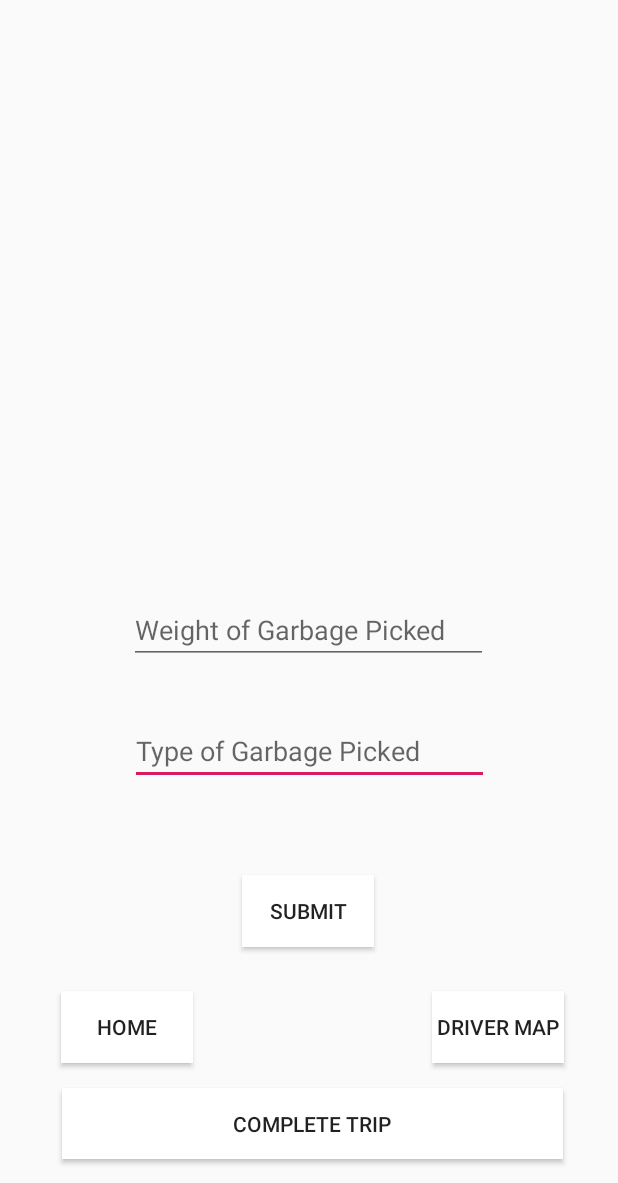
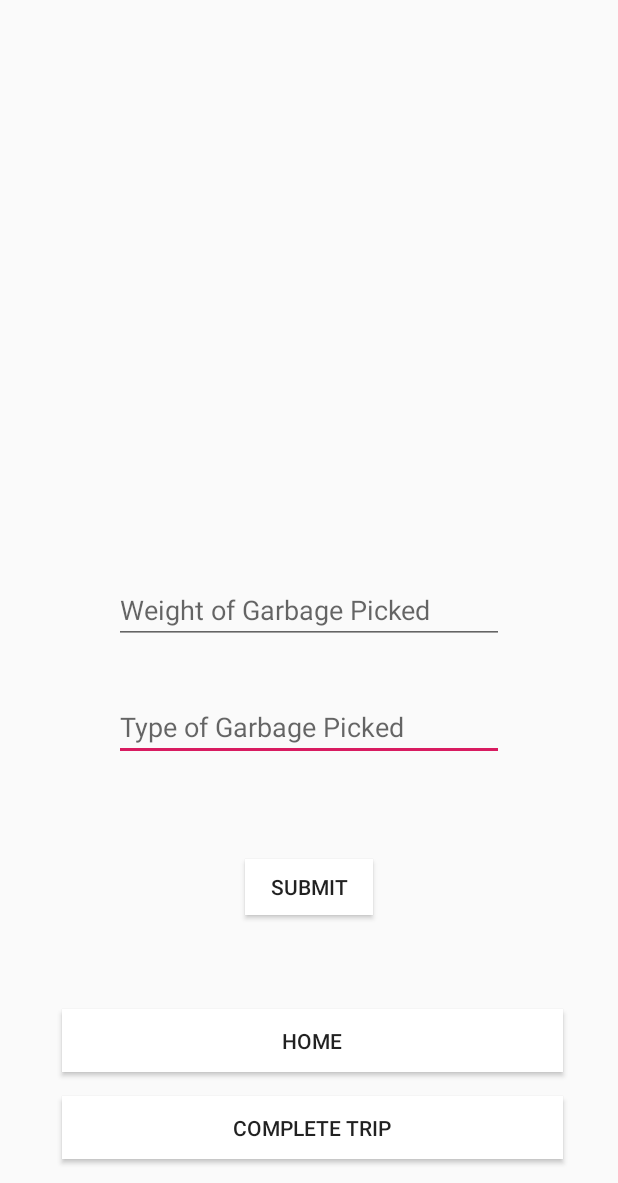
Before and after one commit to Arpit-Jindal/WasteManagement, an Android app: the Activity2 screen opened directly, with no data from a screen before it, on a phone screen of 412 x 824 dp, the part 53-1236 px from its top. Run offline under Robolectric (Android 15) with nearby library versions, the phone set to English and light mode, and no system bars; our stand-ins replace Firebase (no records; nobody signed in at launch, a user with empty details on screens opened directly).

Commit message:
Eighth Commit

```diff
--- a/app/src/main/java/com/example/arpit/project/Activity2.java
+++ b/app/src/main/java/com/example/arpit/project/Activity2.java
@@ -41,14 +41,13 @@ import com.google.firebase.database.FirebaseDatabase;
 import com.google.firebase.messaging.FirebaseMessaging;
 
 import java.text.SimpleDateFormat;
-import java.time.LocalDate;
 import java.util.Date;
 import java.util.Dictionary;
 import java.util.Hashtable;
 
 public class Activity2 extends FragmentActivity implements OnMapReadyCallback {
 
-    Button driver,home,send,complete;
+    Button home,send,complete;
     EditText weight,type;
     Data d;
     int i = 1;
@@ -64,17 +63,16 @@ public class Activity2 extends FragmentActivity implements OnMapReadyCallback {
         dict.put(new pair(28.7172435,77.1190887),2);
         dict.put(new pair(28.7182435,77.1195979),3);
         dict.put(new pair(28.7204488,77.1199755),4);
-        dict.put(new pair(28.725456,77.126711),5);
+        dict.put(new pair(28.725456,77.126711),  5);
         dict.put(new pair(28.7256676,77.1271328),6);
         dict.put(new pair(28.7291465,77.1305471),7);
-        dict.put(new pair(28.734726,77.137525),8);
+        dict.put(new pair(28.734726,77.137525),  8);
         dict.put(new pair(28.7298339,77.1400939),9);
         dict.put(new pair(28.7305858,77.1419342),10);
         super.onCreate(savedInstanceState);
         setContentView(R.layout.activity_2);
 
-        home = findViewById(R.id.Home);
-        driver = findViewById(R.id.Driver);
+        home = findViewById(R.id.home);
         weight = findViewById(R.id.etWeight);
         type = findViewById(R.id.etType);
         send = findViewById(R.id.submit);
@@ -91,16 +89,6 @@ public class Activity2 extends FragmentActivity implements OnMapReadyCallback {
                 Intent intent = new Intent(Activity2.this, HomeActivity.class);
                 intent.addFlags(Intent.FLAG_ACTIVITY_CLEAR_TOP | Intent.FLAG_ACTIVITY_NEW_TASK);
                 startActivity(intent);
-                finish();
-            }
-        });
-
-        driver.setOnClickListener(new View.OnClickListener() {
-            @Override
-            public void onClick(View v) {
-                Intent intent2 = new Intent(Activity2.this, MainActivity.class);
-                intent2.addFlags(Intent.FLAG_ACTIVITY_CLEAR_TOP | Intent.FLAG_ACTIVITY_NEW_TASK);
-                startActivity(intent2);
                 finish();
             }
         });
@@ -132,30 +120,52 @@ public class Activity2 extends FragmentActivity implements OnMapReadyCallback {
                 if(weightText.equals("") || typeText.equals("") ){
                     Toast.makeText(Activity2.this, "Kindly enter all the details!", Toast.LENGTH_SHORT).show();
                 }
-                else {
-                    fetchLastLocation();
-                    pair test = new pair(currentLocation.getAltitude(),currentLocation.getLongitude());
-                    int binno = 0;
-                    if(dict.get(test) != null){
-                        binno = (int) dict.get(test);
+//                else {
+//                    fetchLastLocation();
+//                    //pair test = new pair(currentLocation.getAltitude(),currentLocation.getLongitude());
+//                    pair test = new pair(28.7166278,77.1139979);
+//                    int binno = 0;
+//                    if(dict.get(test) != null){
+//                        binno = (int) dict.get(test);
+//                        SimpleDateFormat simpleDateFormat = new SimpleDateFormat("dd-MM-yyyy-hh-mm-ss");
+//                        String formatt = simpleDateFormat.format(new Date());
+//                        d.setTime(formatt);
+//                        d.setWeight(weightText);
+//                        d.setType(typeText);
+//                        String date = "";
+////                        for(int i=0;i<10;i++){
+////                            date += formatt[i]
+////                        }
+//                        databaseReference.child(formatt).child("Bin " + binno).setValue(d);i+=1;
+//                        Toast.makeText(Activity2.this, "Data has been saved!", Toast.LENGTH_SHORT).show();
+//                        weight.setText("");
+//                        type.setText("");
+//                    }else{
+//                        Toast.makeText(Activity2.this, "Kindly reach the pickup location!!", Toast.LENGTH_SHORT).show();
+//                    }
+//
+//                }
+                else{
+
                      SimpleDateFormat simpleDateFormat = new SimpleDateFormat("dd-MM-yyyy-hh-mm-ss");
                      String formatt = simpleDateFormat.format(new Date());
                      d.setTime(formatt);
                      d.setWeight(weightText);
                      d.setType(typeText);
-                        String date = "";
-//                        for(int i=0;i<10;i++){
-//                            date += formatt[i]
-//                        }
-                        databaseReference.child(formatt).child("Bin " + binno).setValue(d);i+=1;
+                     databaseReference.child("Bin " + i).setValue(d);i+=1;
                      Toast.makeText(Activity2.this, "Data has been saved!", Toast.LENGTH_SHORT).show();
                      weight.setText("");
                      type.setText("");
-                    }else{
-                        Toast.makeText(Activity2.this, "Kindly reach the pickup location!!", Toast.LENGTH_SHORT).show();
                 }
-
             }
+        });
+        complete.setOnClickListener(new View.OnClickListener() {
+            @Override
+            public void onClick(View v) {
+                Intent intent2 = new Intent(Activity2.this, MainActivity.class);
+                intent2.addFlags(Intent.FLAG_ACTIVITY_CLEAR_TOP | Intent.FLAG_ACTIVITY_NEW_TASK);
+                startActivity(intent2);
+                finish();
             }
         });
     }
@@ -171,7 +181,7 @@ public class Activity2 extends FragmentActivity implements OnMapReadyCallback {
             public void onSuccess(Location location) {
                 if(location!=null){
                     currentLocation = location;
-                    Toast.makeText(getApplicationContext(),"Bin Map",Toast.LENGTH_SHORT).show();
+                    //Toast.makeText(getApplicationContext(),"Bin Map",Toast.LENGTH_SHORT).show();
                     SupportMapFragment supportMapFragment =
                             (SupportMapFragment) getSupportFragmentManager().findFragmentById(R.id.google_map);
                     supportMapFragment.getMapAsync(Activity2.this);
@@ -288,8 +298,6 @@ public class Activity2 extends FragmentActivity implements OnMapReadyCallback {
         }
 
 
-
-
         LatLng dump = new LatLng(28.740848,77.1538945);
         MarkerOptions mo = new MarkerOptions().position(dump).title("Dumping Ground")
                 .icon(BitmapDescriptorFactory.defaultMarker(BitmapDescriptorFactory.HUE_ORANGE))
--- /dev/null
+++ b/app/src/main/java/com/example/arpit/project/util/stringstream.java
@@ -0,0 +1,4 @@
+package com.example.arpit.project.util;
+
+class stringstream {
+}
--- a/app/src/main/res/layout/activity_2.xml
+++ b/app/src/main/res/layout/activity_2.xml
@@ -8,20 +8,19 @@
 
     <Button
         android:id="@+id/submit"
-        android:layout_width="wrap_content"
-        android:layout_height="wrap_content"
+        android:layout_width="85dp"
+        android:layout_height="37dp"
         android:background="@color/cardview_light_background"
         android:text="SUBMIT"
         app:layout_constraintBottom_toBottomOf="parent"
         app:layout_constraintEnd_toEndOf="parent"
-        app:layout_constraintHorizontal_bias="0.498"
         app:layout_constraintStart_toStartOf="parent"
         app:layout_constraintTop_toTopOf="parent"
-        app:layout_constraintVertical_bias="0.797" />
+        app:layout_constraintVertical_bias="0.773" />
 
     <EditText
         android:id="@+id/etType"
-        android:layout_width="239dp"
+        android:layout_width="260dp"
         android:layout_height="43dp"
         android:ems="10"
         android:hint="Type of Garbage Picked"
@@ -30,7 +29,7 @@
         app:layout_constraintEnd_toEndOf="parent"
         app:layout_constraintStart_toStartOf="parent"
         app:layout_constraintTop_toBottomOf="@+id/google_map"
-        app:layout_constraintVertical_bias="0.326" />
+        app:layout_constraintVertical_bias="0.285" />
 
     <fragment
         android:id="@+id/google_map"
@@ -44,50 +43,37 @@
         app:layout_constraintTop_toTopOf="parent"
         app:layout_constraintVertical_bias="0.0" />
 
-    <Button
-        android:id="@+id/Driver"
-        android:layout_width="wrap_content"
-        android:layout_height="wrap_content"
-        android:background="@color/cardview_light_background"
-        android:text="DRIVER MAP"
-        app:layout_constraintBottom_toBottomOf="parent"
-        app:layout_constraintEnd_toEndOf="parent"
-        app:layout_constraintHorizontal_bias="0.888"
-        app:layout_constraintStart_toStartOf="parent"
-        app:layout_constraintTop_toTopOf="parent"
-        app:layout_constraintVertical_bias="0.897" />
-
-    <Button
-        android:id="@+id/Home"
-        android:layout_width="wrap_content"
-        android:layout_height="wrap_content"
-        android:background="@color/cardview_light_background"
-        android:text="HOME"
-        app:layout_constraintBottom_toBottomOf="parent"
-        app:layout_constraintEnd_toEndOf="parent"
-        app:layout_constraintHorizontal_bias="0.126"
-        app:layout_constraintStart_toStartOf="parent"
-        app:layout_constraintTop_toTopOf="parent"
-        app:layout_constraintVertical_bias="0.897" />
-
     <EditText
         android:id="@+id/etWeight"
-        android:layout_width="239dp"
+        android:layout_width="260dp"
         android:layout_height="43dp"
         android:ems="10"
         android:hint="Weight of Garbage Picked"
         android:inputType="textPersonName"
         app:layout_constraintBottom_toBottomOf="parent"
         app:layout_constraintEnd_toEndOf="parent"
-        app:layout_constraintHorizontal_bias="0.497"
         app:layout_constraintStart_toStartOf="parent"
         app:layout_constraintTop_toBottomOf="@+id/google_map"
-        app:layout_constraintVertical_bias="0.12" />
+        app:layout_constraintVertical_bias="0.086" />
+
+    <Button
+        android:id="@+id/home"
+        android:layout_width="334dp"
+        android:layout_height="42dp"
+        android:layout_marginBottom="16dp"
+        android:background="@color/cardview_light_background"
+        android:text="HOME"
+        app:layout_constraintBottom_toBottomOf="parent"
+        app:layout_constraintEnd_toEndOf="parent"
+        app:layout_constraintHorizontal_bias="0.532"
+        app:layout_constraintStart_toStartOf="parent"
+        app:layout_constraintTop_toTopOf="parent"
+        app:layout_constraintVertical_bias="0.924" />
 
     <Button
         android:id="@+id/complete"
         android:layout_width="334dp"
-        android:layout_height="47dp"
+        android:layout_height="42dp"
         android:layout_marginBottom="16dp"
         android:background="@color/cardview_light_background"
         android:text="COMPLETE TRIP"
```
Also changed, not shown: app/src/main/res/layout/activity_home.xml (+16 -4 lines). Lines whose indentation alone changed are shown as unchanged.
